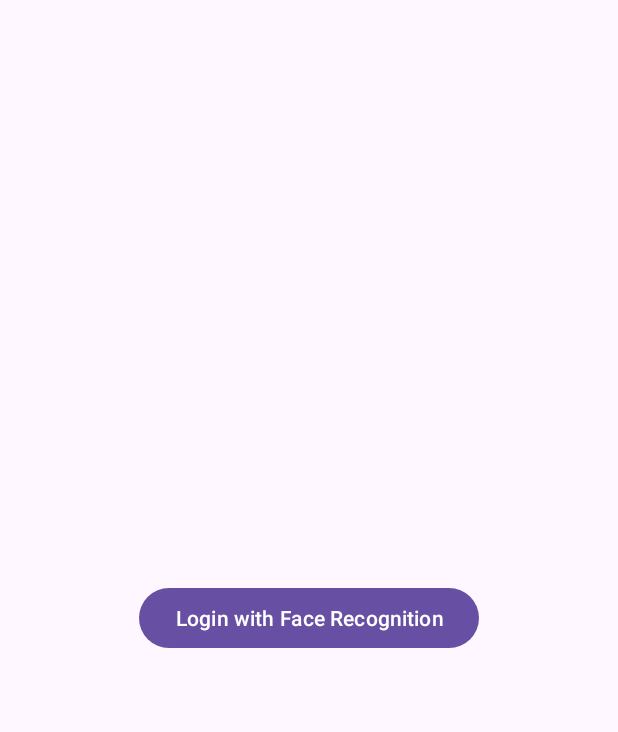
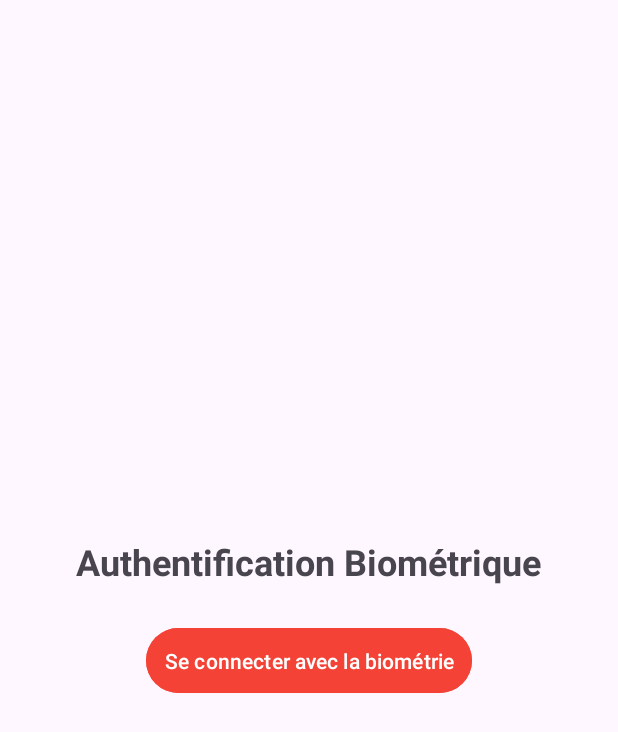
Before and after one commit to maynasri/sensors, an Android app: the screen it shows after launch (MainActivity), on a phone screen of 412 x 824 dp. Shown: the top 732 px of the screen. Run offline under Robolectric (Android 15) with nearby library versions, the phone set to English and light mode, and no system bars.

Commit message:
second commit

```diff
--- a/app/src/main/java/com/example/sensors/LightActivity.java
+++ b/app/src/main/java/com/example/sensors/LightActivity.java
@@ -2,6 +2,7 @@ package com.example.sensors;
 
 import androidx.appcompat.app.AppCompatActivity;
 import android.content.Context;
+import android.content.Intent;
 import android.graphics.Color;
 import android.hardware.Sensor;
 import android.hardware.SensorEvent;
@@ -69,9 +70,8 @@ public class LightActivity extends AppCompatActivity implements SensorEventListe
             // Calculer le pourcentage de luminosité
             int brightnessPercentage = (int) ((lux / MAX_LUX) * 100);
             brightnessPercentage = Math.min(brightnessPercentage, 100); // Limiter à 100%
-
             // Afficher le pourcentage de luminosité
-            brightnessTextView.setText("Luminosité : " + brightnessPercentage + "%");
+            brightnessTextView.setText("Luminosité : "  + brightnessPercentage + "%");
             brightnessProgressBar.setProgress(brightnessPercentage);
 
             // Changer le thème selon le niveau de luminosité
@@ -80,6 +80,7 @@ public class LightActivity extends AppCompatActivity implements SensorEventListe
                 mainLayout.setBackgroundColor(Color.parseColor("#121212")); // Couleur sombre
                 brightnessTextView.setTextColor(Color.parseColor("#FFFFFF")); // Texte clair
                 brightnessProgressBar.setProgressTintList(getResources().getColorStateList(android.R.color.holo_blue_light));
+
             } else if (brightnessPercentage >= 30 && brightnessPercentage < 70) {
                 // Mode idéal
                 mainLayout.setBackgroundColor(Color.parseColor("#FFDD94")); // Couleur douce
--- a/app/src/main/res/layout/activity_main.xml
+++ b/app/src/main/res/layout/activity_main.xml
@@ -1,14 +1,29 @@
 <?xml version="1.0" encoding="utf-8"?>
-<LinearLayout
-    xmlns:android="http://schemas.android.com/apk/res/android"
+<LinearLayout xmlns:android="http://schemas.android.com/apk/res/android"
     android:layout_width="match_parent"
     android:layout_height="match_parent"
     android:orientation="vertical"
-    android:gravity="center">
+    android:gravity="center"
+    android:padding="16dp">
 
-    <Button
-        android:id="@+id/faceRecognitionLoginBtn"
+    <!-- Titre de l'application -->
+    <TextView
+        android:id="@+id/textViewTitle"
         android:layout_width="wrap_content"
         android:layout_height="wrap_content"
-        android:text="Login with Face Recognition" />
+        android:text="Authentification Biométrique"
+        android:textSize="24sp"
+        android:textStyle="bold"
+        android:layout_marginBottom="24dp" />
+
+    <!-- Bouton pour lancer l'authentification biométrique -->
+    <Button
+        android:id="@+id/biometricLoginBtn"
+        android:layout_width="wrap_content"
+        android:layout_height="wrap_content"
+        android:text="Se connecter avec la biométrie"
+        android:padding="12dp"
+        android:backgroundTint="#F44336"
+        android:textColor="@android:color/white" />
+
 </LinearLayout>
```
Also changed, not shown: app/src/main/java/com/example/sensors/MainActivity.java (+76 -48 lines), app/src/main/res/layout/activity_light.xml (+8 -0 lines), app/src/main/res/drawable/ic_night.jpg (added).
